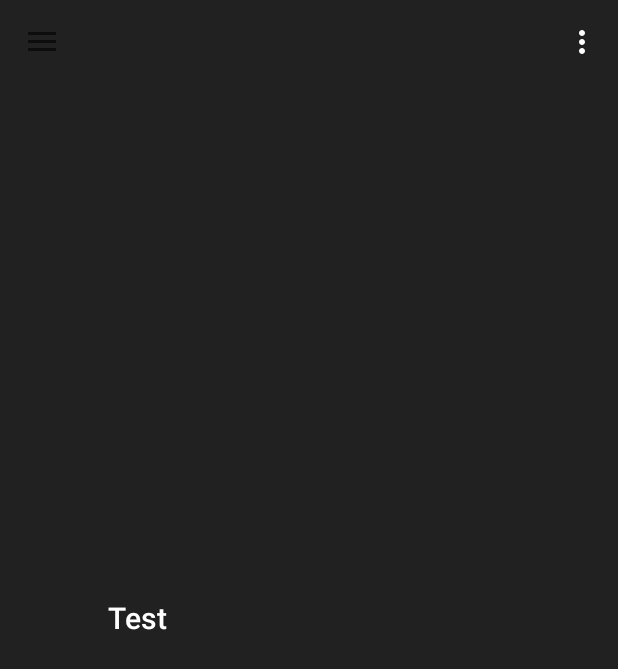
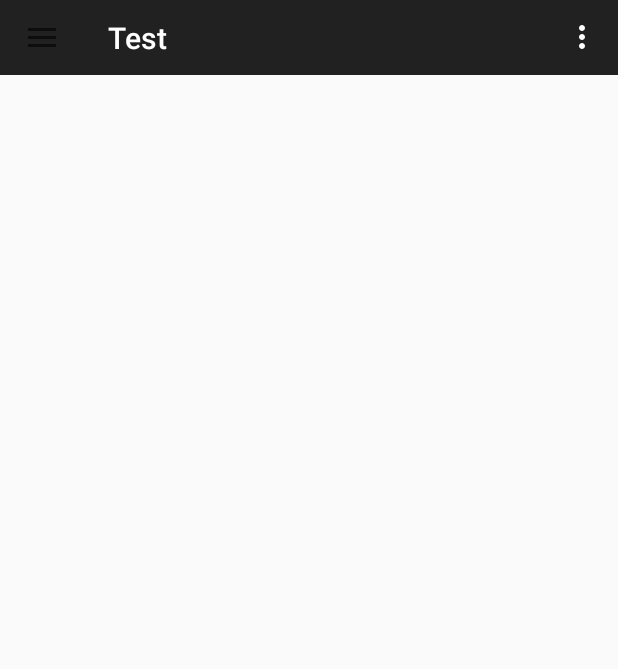
Before and after one commit to rychagovDi/RssClient, an Android app: the screen it shows after launch (MainActivity), on a phone screen of 412 x 824 dp. Before the commit the part shown is almost empty. Shown: the top 669 px of the screen. Run offline under Robolectric (Android 15) with nearby library versions, the phone set to English and light mode, and no system bars.

Commit message:
Пофиксил баг с тулбаром на полный экран

```diff
--- a/RssClient/app/src/main/res/layout/a_main.xml
+++ b/RssClient/app/src/main/res/layout/a_main.xml
@@ -1,29 +1,18 @@
 <?xml version="1.0" encoding="utf-8"?>
-
-<LinearLayout
+<android.support.v4.widget.DrawerLayout
     xmlns:android="http://schemas.android.com/apk/res/android"
+    xmlns:app="http://schemas.android.com/apk/res-auto"
     xmlns:tools="http://schemas.android.com/tools"
+    android:id="@+id/a_drawer"
     android:layout_width="match_parent"
     android:layout_height="match_parent"
-    android:orientation="vertical"
-    tools:context="ru.rychagov.justrss.activities.MainActivity">
+    >
 
-    <android.support.v4.widget.DrawerLayout
-        xmlns:android="http://schemas.android.com/apk/res/android"
-        xmlns:app="http://schemas.android.com/apk/res-auto"
-        android:id="@+id/a_drawer"
+    <!--It is main view (like a_main)-->
+    <LinearLayout
         android:layout_width="match_parent"
         android:layout_height="match_parent"
-        >
-
-        <fragment
-            android:id="@+id/fragment_nav_drawer"
-            class="ru.rychagov.justrss.fragments.RssStreamsFragment"
-            android:layout_width="250dp"
-            android:layout_height="match_parent"
-            android:layout_gravity="start"
-            app:layout="@layout/f_navigation_drawer"
-            tools:layout="@layout/f_navigation_drawer"/>
+        android:orientation="vertical">
 
         <include
             android:id="@+id/toolbar"
@@ -31,6 +20,15 @@
             android:layout_width="match_parent"
             android:layout_height="50dp"/>
 
-    </android.support.v4.widget.DrawerLayout>
+    </LinearLayout>
 
-</LinearLayout>
+    <fragment
+        android:id="@+id/fragment_nav_drawer"
+        class="ru.rychagov.justrss.fragments.RssStreamsFragment"
+        android:layout_width="250dp"
+        android:layout_height="match_parent"
+        android:layout_gravity="start"
+        app:layout="@layout/f_navigation_drawer"
+        tools:layout="@layout/f_navigation_drawer"/>
+
+</android.support.v4.widget.DrawerLayout>
```
